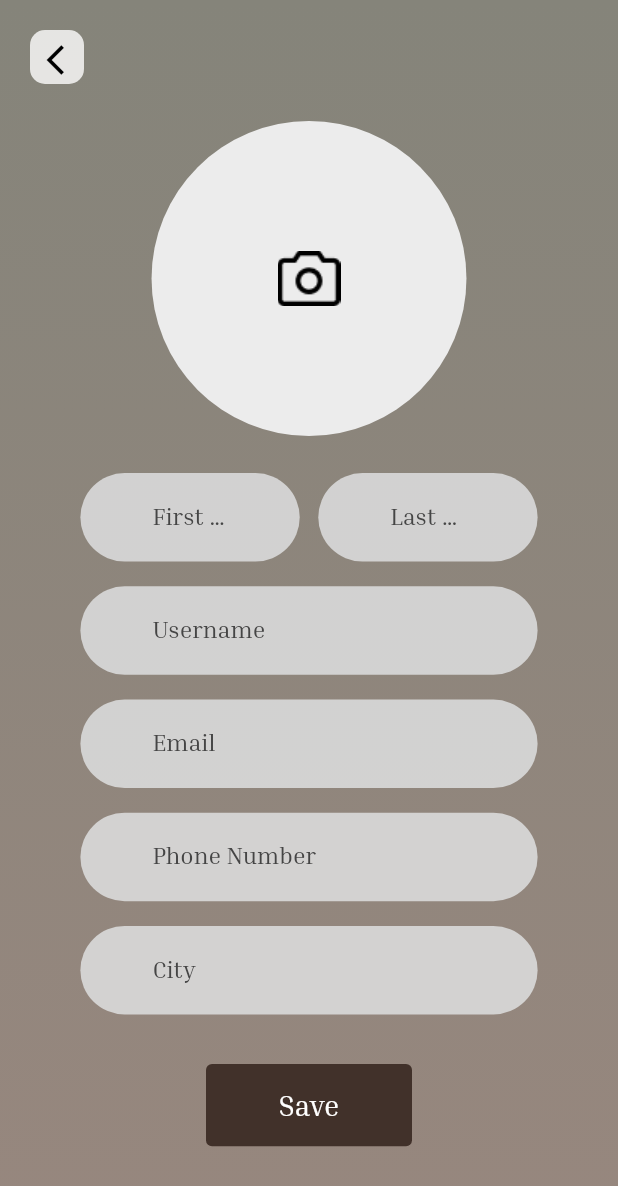
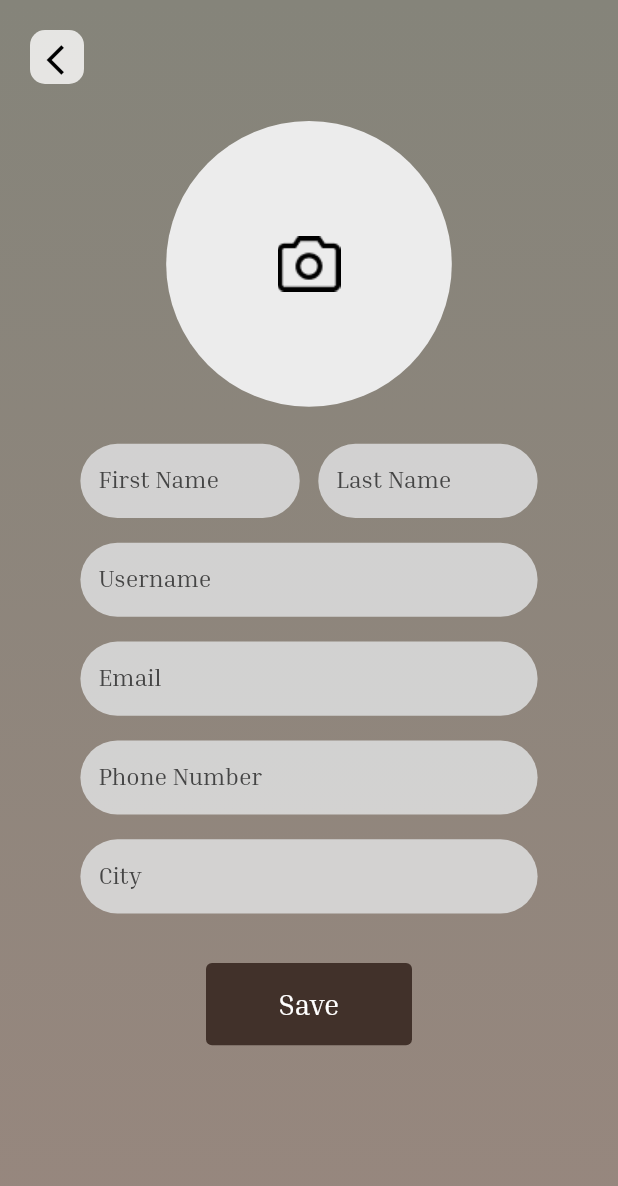
Before and after one commit to Train-D/mobile, a Flutter app: the ProfileScreen screen opened directly, on a phone screen of 412 x 824 dp. Shown: the top 1186 px of the screen. Run offline on Flutter 3.47's test engine with Material 2 defaults, Android fonts, the phone set to English and light mode, and no system bars; our stand-ins replace basic_utils, bloc, dartz, equatable, flutter_bloc, get_it and 1 more.

Commit message:
add boolean to input text field to check pre and suff icon then update login, sign up, from to screens

```diff
--- a/lib/core/utils/components.dart
+++ b/lib/core/utils/components.dart
@@ -90,6 +90,8 @@
     Function? onChange,
     bool password = false,
     required String label,
+    bool preIconFound = false,
+    bool suffIconFound = false,
     IconData? preIcon,
     IconData? suffIcon,
     Function? suffPressed,
@@ -119,18 +121,18 @@
             fontFamily: 'Inria Serif',
             color: textColor,
           ),
-          prefixIcon: IconButton(
+          prefixIcon: preIconFound? IconButton(
             icon: Icon(preIcon),
             onPressed: () {
               prePressed!();
             },
-          ),
-          suffixIcon: IconButton(
+          ) : null,
+          suffixIcon: suffIconFound? IconButton(
             icon: Icon(suffIcon),
             onPressed: () {
               suffPressed!();
             },
-          ),
+          ): null,
           //border: InputBorder.none,
           focusedBorder: UnderlineInputBorder(
             borderRadius: BorderRadius.circular(radius),
@@ -138,7 +140,7 @@
               color: (focusedRadius ? lightDefualtColor : bgColor),
             ),
           ),
-          border: OutlineInputBorder(
+          border: UnderlineInputBorder(
               borderRadius: BorderRadius.circular(radius),
               borderSide: BorderSide.none),
         ),
--- a/lib/features/authentication/presentation/components/auth_components.dart
+++ b/lib/features/authentication/presentation/components/auth_components.dart
@@ -1,6 +1,7 @@
 import 'package:flutter/material.dart';
 import 'package:responsive_sizer/responsive_sizer.dart';
 import 'package:traind_app/core/utils/app_images.dart';
+import 'package:traind_app/core/utils/components.dart';
 
 import '../../../../core/global/theme/app_color/app_color_light.dart';
 import '../../../../core/utils/app_constants.dart';
@@ -45,4 +46,5 @@
           ),
         ),
       );
+
 }
--- a/lib/features/authentication/presentation/screens/profile_screen.dart
+++ b/lib/features/authentication/presentation/screens/profile_screen.dart
@@ -43,7 +43,7 @@
                         height: 3.h,
                       ),
                       CircleAvatar(
-                        radius: 42.sp,
+                        radius: 40.sp,
                         backgroundColor: cameraBG,
                         child: ClipRRect(
                           borderRadius: BorderRadius.circular(42.sp),
@@ -65,7 +65,9 @@
                         child: Form(
                           child: Column(
                             children: [
-                              Row(
+                              SizedBox(
+                                height: 6.h,
+                                child: Row(
                                   children: [
                                     Flexible(
                                       child: SharedComponents.defaultTextField(
@@ -100,10 +102,13 @@
                                     ),
                                   ],
                                 ),
+                              ),
                               SizedBox(
                                 height: 2.h,
                               ),
-                              SharedComponents.defaultTextField(
+                              SizedBox(
+                                height: 6.h,
+                                child: SharedComponents.defaultTextField(
                                   controller: cubit.profileUsernameCon,
                                   type: TextInputType.text,
                                   validate: (e) {
@@ -115,10 +120,13 @@
                                   textColor: textFormTextColor,
                                   focusedRadius: true,
                                 ),
+                              ),
                               SizedBox(
                                 height: 2.h,
                               ),
-                              SharedComponents.defaultTextField(
+                              SizedBox(
+                                height: 6.h,
+                                child: SharedComponents.defaultTextField(
                                   controller: cubit.profileEmailCon,
                                   type: TextInputType.emailAddress,
                                   validate: (e) {
@@ -130,10 +138,13 @@
                                   textColor: textFormTextColor,
                                   focusedRadius: true,
                                 ),
+                              ),
                               SizedBox(
                                 height: 2.h,
                               ),
-                              SharedComponents.defaultTextField(
+                              SizedBox(
+                                height: 6.h,
+                                child: SharedComponents.defaultTextField(
                                   controller: cubit.profilePhoneCon,
                                   type: TextInputType.phone,
                                   validate: (e) {
@@ -145,10 +156,13 @@
                                   textColor: textFormTextColor,
                                   focusedRadius: true,
                                 ),
+                              ),
                               SizedBox(
                                 height: 2.h,
                               ),
-                              SharedComponents.defaultTextField(
+                              SizedBox(
+                                height: 6.h,
+                                child: SharedComponents.defaultTextField(
                                   controller: cubit.profileCityCon,
                                   type: TextInputType.text,
                                   validate: (e) {
@@ -159,6 +173,7 @@
                                   bgColor: textFormBgColor,
                                   textColor: textFormTextColor,
                                   focusedRadius: true,
+                                ),
                               ),
                               SizedBox(
                                 height: 4.h,
@@ -176,6 +191,7 @@
                                 height: AppConstants.height(context) / 14,
                                 radius: 4,
                               ),
+                              //SizedBox(height: 20.h,)
                             ],
                           ),
                         ),
--- a/lib/features/authentication/presentation/screens/sign_up_screen.dart
+++ b/lib/features/authentication/presentation/screens/sign_up_screen.dart
@@ -140,6 +140,7 @@
                                     textColor: textFormTextColor,
                                     focusedRadius: true,
                                     password: cubit.signUpPasswordShown,
+                                    suffIconFound: true,
                                     suffIcon: cubit.signUpSuffIcon,
                                     suffPressed: () {
                                       cubit.changePasswordVisibility();
--- a/lib/features/tickets/presentation/screens/from_to_screen.dart
+++ b/lib/features/tickets/presentation/screens/from_to_screen.dart
@@ -84,6 +84,7 @@
                                           label: AppString.defaultDatePattern,
                                           radius: 10.sp,
                                           bgColor: dateFieldColor,
+                                          preIconFound: true,
                                           preIcon: Icons.calendar_month,
                                           onChange: (e) {
                                           },
--- a/lib/main.dart
+++ b/lib/main.dart
@@ -5,11 +5,8 @@
 import 'package:traind_app/core/global/theme/theme_data/theme_data_light.dart';
 import 'package:traind_app/features/app/presentation/screens/splash_screen.dart';
 import 'package:traind_app/features/authentication/presentation/controller/profile_cubit/profile_cubit.dart';
-import 'package:traind_app/features/authentication/presentation/screens/profile_screen.dart';
 import 'package:traind_app/features/layout/presentation/controller/home_cubit/home_cubit.dart';
-import 'package:traind_app/features/layout/presentation/screens/home_screen.dart';
 import 'package:traind_app/features/tickets/presentation/controller/from_to_cubit/from_to_cubit.dart';
-import 'package:traind_app/features/tickets/presentation/screens/from_to_screen.dart';
 
 import 'features/authentication/presentation/controller/login_cubit/login_cubit.dart';
 import 'features/authentication/presentation/controller/sign_up_cubit/sign_up_cubit.dart';
--- a/pubspec.yaml
+++ b/pubspec.yaml
@@ -42,6 +42,7 @@
   material: ^1.0.0+2
   responsive_sizer: ^3.1.1
   basic_utils: ^5.5.3
+  image_stack: ^2.1.1
 
 dev_dependencies:
   flutter_lints: ^2.0.0
```
Also changed, not shown: lib/features/authentication/presentation/screens/login_screen.dart (line endings or trailing spaces), pubspec.lock. Lines whose indentation alone changed are shown as unchanged.
